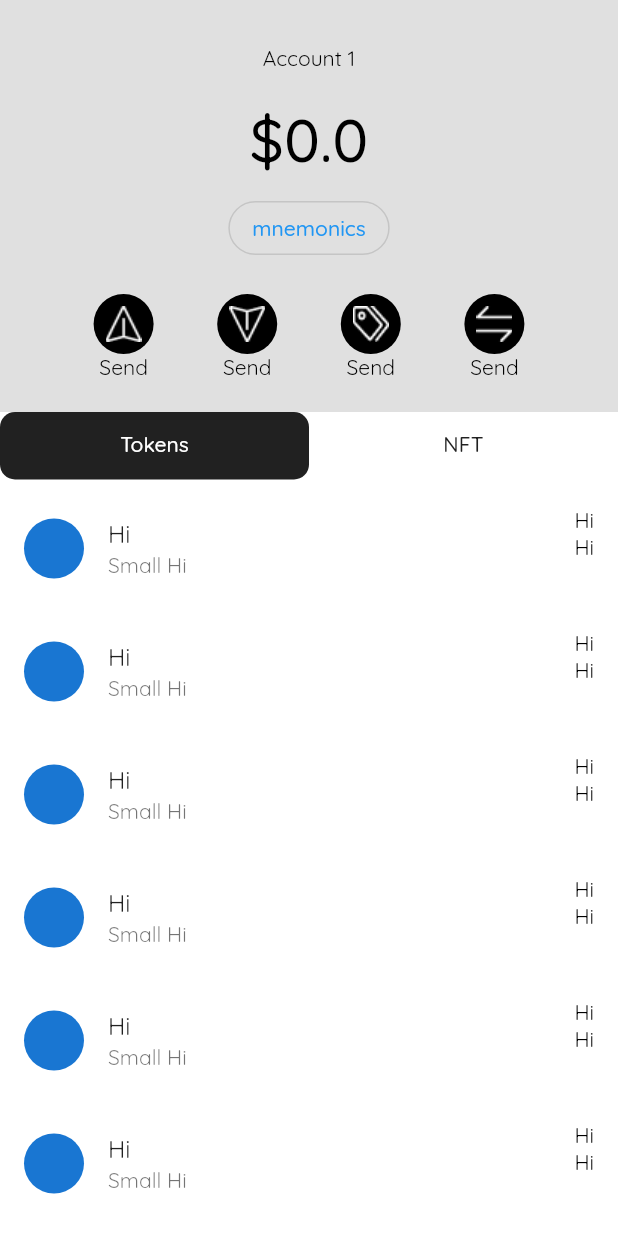
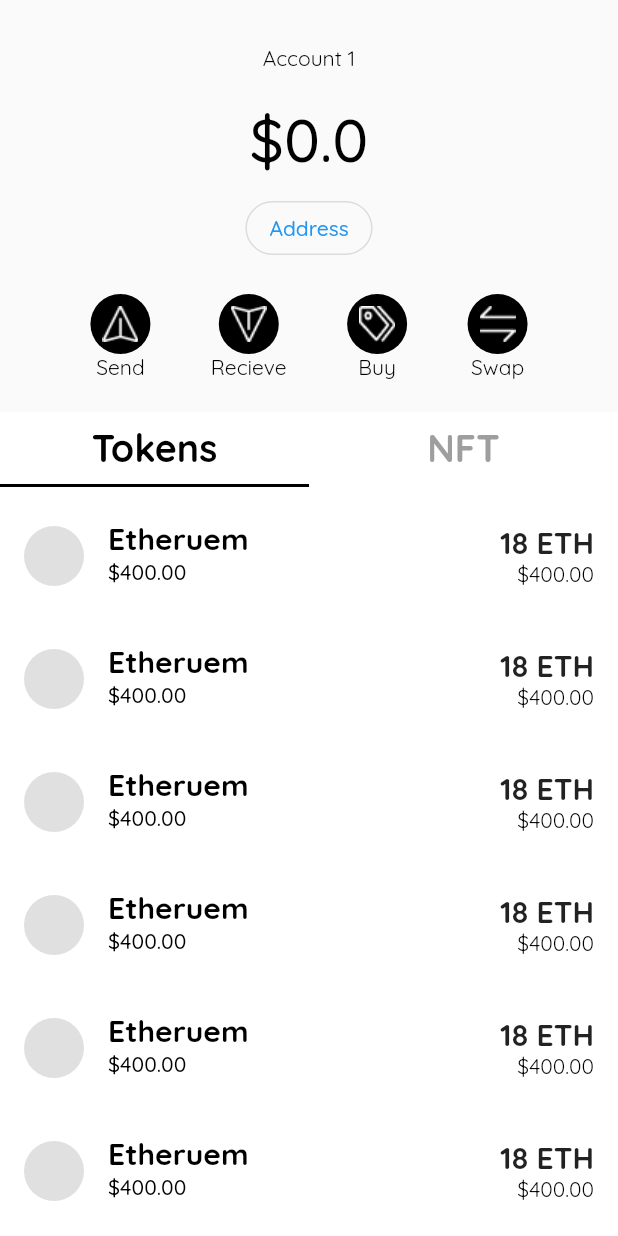
Before and after one commit to jhaym3s/wallet, a Flutter app: the WalletScreen screen opened by its route, on a phone screen of 412 x 824 dp. Run offline on Flutter 3.47's test engine with Material 2 defaults, Android fonts, the light colour scheme and no system bars; our stand-ins replace bloc, convert, equatable, flutter_bloc, gap, hex and 2 more; missing offline and left inert: bip39, ed25519_hd_key, qr_code_scanner, web3dart; accounts and stored records are empty.

Commit message:
token list

```diff
--- a/lib/presentation/screens/nav_bar_screens/wallet_screen.dart
+++ b/lib/presentation/screens/nav_bar_screens/wallet_screen.dart
@@ -36,7 +36,7 @@ class _WalletScreenState extends State<WalletScreen> with SingleTickerProviderSt
           children: [
             const TopBalance(),
             Container(
-              height: 45,
+              height: 50,
               decoration: BoxDecoration(
                 color: kWhite,
                 borderRadius: BorderRadius.circular(
@@ -45,14 +45,16 @@ class _WalletScreenState extends State<WalletScreen> with SingleTickerProviderSt
               ),
               child: TabBar(
                 controller: _tabController,
-                indicator: BoxDecoration(
-                  borderRadius: BorderRadius.circular(
-                    10.0,
-                  ),
-                  color: Colors.grey.shade900,
-                ),
-                labelColor: Colors.white,
-                unselectedLabelColor: Colors.grey.shade900,
+                // indicator: BoxDecoration(
+                //   borderRadius: BorderRadius.circular(
+                //     10.0,
+                //   ),
+                //   color: Colors.grey.shade900,
+                // ),
+                labelColor: kBlack,
+                indicatorColor: kBlack,
+                labelStyle: Theme.of(context).textTheme.bodyText1!.copyWith(fontWeight: FontWeight.bold, fontSize: 25),
+                unselectedLabelColor: Colors.grey[500],
                 tabs: const [
                   Tab(
                     text: 'Tokens',
@@ -70,7 +72,7 @@ class _WalletScreenState extends State<WalletScreen> with SingleTickerProviderSt
                  TokenList(),
                   Center(
                     child: Text(
-                      'Page Two',
+                      'NFT PAGE',
                       style: TextStyle(
                         fontSize: 25,
                         fontWeight: FontWeight.w600,
--- a/lib/presentation/widgets/wallet_screen_widget/token_list.dart
+++ b/lib/presentation/widgets/wallet_screen_widget/token_list.dart
@@ -1,4 +1,6 @@
 import 'package:flutter/material.dart';
+
+import '../../../configs/configs.dart';
 
 class TokenList extends StatelessWidget {
   const TokenList({ Key? key }) : super(key: key);
@@ -9,13 +11,15 @@ class TokenList extends StatelessWidget {
       return Padding(
         padding: const EdgeInsets.only(top:10.0),
         child: ListTile(
-          leading:const  CircleAvatar(),
-          title: const Text("Hi"),
-          subtitle: const Text("Small Hi"),
+          leading: CircleAvatar(backgroundColor: Colors.grey[300],),
+          title:  Text("Etheruem",style: Theme.of(context).textTheme.bodyText1!.copyWith(fontWeight: FontWeight.bold),),
+          subtitle:  Text("\$400.00", style: Theme.of(context).textTheme.bodyText2!.copyWith(fontWeight: FontWeight.w500),),
           trailing: Column(
-            children: const [
-              Text("Hi"),
-              Text("Hi")
+            mainAxisAlignment: MainAxisAlignment.center,
+            crossAxisAlignment: CrossAxisAlignment.end,
+            children:  [
+              Text("18 ETH",style: Theme.of(context).textTheme.headline6!.copyWith(fontWeight: FontWeight.w700),),
+              Text("\$400.00",style: Theme.of(context).textTheme.bodyText2!.copyWith(fontWeight: FontWeight.w400),)
             ],
           ),
         ),
--- a/lib/presentation/widgets/wallet_screen_widget/top_balance.dart
+++ b/lib/presentation/widgets/wallet_screen_widget/top_balance.dart
@@ -15,29 +15,29 @@ class TopBalance extends StatelessWidget {
     return Container(
       width: kScreenWidth(context),
       height: kScreenHeight(context) / 3,
-      color:  Colors.grey.shade300,
+      color: const Color.fromARGB(248, 250, 250, 250),
       child: Padding(
         padding: const EdgeInsets.symmetric(horizontal:20.0),
         child: Column(
           children: [
             const Gap(30),
-           const Text("Account 1"),
+            Text("Account 1",style: Theme.of(context).textTheme.bodyText2,),
            const Gap(20),
             const Text(
               "\$0.0",
               style: TextStyle(fontWeight: FontWeight.w500, fontSize: 40),
             ),
             const Gap(10),
-             const CopyButton(text: Text("mnemonics"), value: "0x",radius: 18,),
+             const CopyButton(text: Text("Address"), value: "0x",radius: 18,),
             const Gap(20),
             Row(
               mainAxisAlignment: MainAxisAlignment.spaceEvenly,
               crossAxisAlignment: CrossAxisAlignment.center,
               children:  const[
                 TopIconsAndLabel(images: AssetsImages.sendIcon, label: "Send"),
-                TopIconsAndLabel(images: AssetsImages.recieveIcon, label: "Send"),
-                TopIconsAndLabel(images: AssetsImages.buyIcon, label: "Send"),
-                TopIconsAndLabel(images: AssetsImages.swapIcon, label: "Send")
+                TopIconsAndLabel(images: AssetsImages.recieveIcon, label: "Recieve"),
+                TopIconsAndLabel(images: AssetsImages.buyIcon, label: "Buy"),
+                TopIconsAndLabel(images: AssetsImages.swapIcon, label: "Swap")
               ],
             ),
           ],
```
